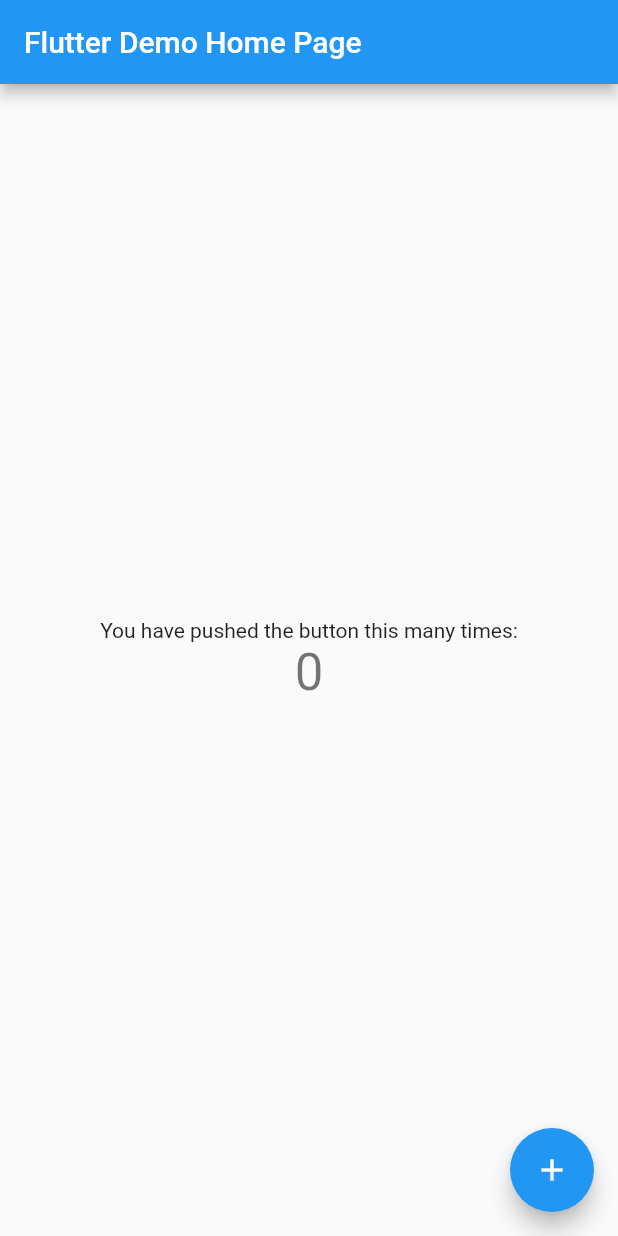
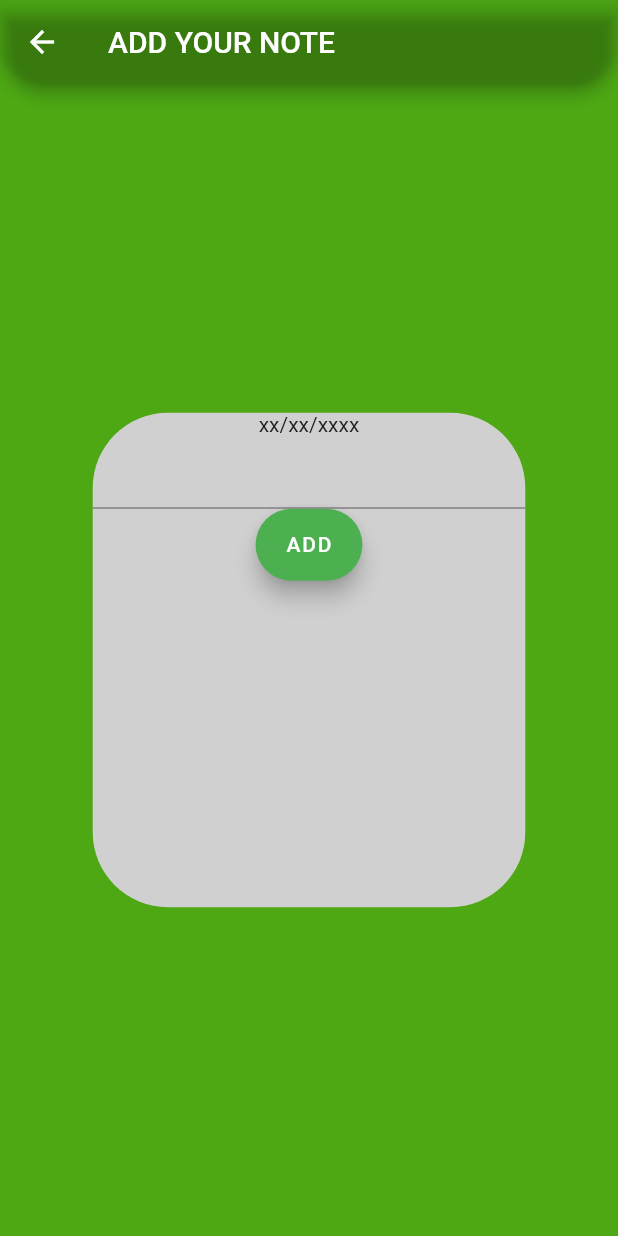
Before and after one commit to anshd258/notes-realm, a Flutter app: the screen it shows after launch, on a phone screen of 412 x 824 dp. Run offline on Flutter 3.47's test engine with Material 2 defaults, Android fonts, the phone set to English and light mode, and no system bars; our stand-ins replace responsive_sizer.

Commit message:
note page

```diff
--- a/lib/main.dart
+++ b/lib/main.dart
@@ -1,4 +1,6 @@
 import 'package:flutter/material.dart';
+import 'package:responsive_sizer/responsive_sizer.dart';
+import 'notepage.dart';
 
 void main() {
   runApp(const MyApp());
@@ -10,6 +12,7 @@
   // This widget is the root of your application.
   @override
   Widget build(BuildContext context) {
+    return ResponsiveSizer(builder: (context, orientation, screenType) {
       return MaterialApp(
           title: 'Flutter Demo',
           theme: ThemeData(
@@ -24,92 +27,7 @@
             // is not restarted.
             primarySwatch: Colors.blue,
           ),
-      home: const MyHomePage(title: 'Flutter Demo Home Page'),
-    );
+          home: page2());
+    });
   }
 }
-
-class MyHomePage extends StatefulWidget {
-  const MyHomePage({super.key, required this.title});
-
-  // This widget is the home page of your application. It is stateful, meaning
-  // that it has a State object (defined below) that contains fields that affect
-  // how it looks.
-
-  // This class is the configuration for the state. It holds the values (in this
-  // case the title) provided by the parent (in this case the App widget) and
-  // used by the build method of the State. Fields in a Widget subclass are
-  // always marked "final".
-
-  final String title;
-
-  @override
-  State<MyHomePage> createState() => _MyHomePageState();
-}
-
-class _MyHomePageState extends State<MyHomePage> {
-  int _counter = 0;
-
-  void _incrementCounter() {
-    setState(() {
-      // This call to setState tells the Flutter framework that something has
-      // changed in this State, which causes it to rerun the build method below
-      // so that the display can reflect the updated values. If we changed
-      // _counter without calling setState(), then the build method would not be
-      // called again, and so nothing would appear to happen.
-      _counter++;
-    });
-  }
-
-  @override
-  Widget build(BuildContext context) {
-    // This method is rerun every time setState is called, for instance as done
-    // by the _incrementCounter method above.
-    //
-    // The Flutter framework has been optimized to make rerunning build methods
-    // fast, so that you can just rebuild anything that needs updating rather
-    // than having to individually change instances of widgets.
-    return Scaffold(
-      appBar: AppBar(
-        // Here we take the value from the MyHomePage object that was created by
-        // the App.build method, and use it to set our appbar title.
-        title: Text(widget.title),
-      ),
-      body: Center(
-        // Center is a layout widget. It takes a single child and positions it
-        // in the middle of the parent.
-        child: Column(
-          // Column is also a layout widget. It takes a list of children and
-          // arranges them vertically. By default, it sizes itself to fit its
-          // children horizontally, and tries to be as tall as its parent.
-          //
-          // Invoke "debug painting" (press "p" in the console, choose the
-          // "Toggle Debug Paint" action from the Flutter Inspector in Android
-          // Studio, or the "Toggle Debug Paint" command in Visual Studio Code)
-          // to see the wireframe for each widget.
-          //
-          // Column has various properties to control how it sizes itself and
-          // how it positions its children. Here we use mainAxisAlignment to
-          // center the children vertically; the main axis here is the vertical
-          // axis because Columns are vertical (the cross axis would be
-          // horizontal).
-          mainAxisAlignment: MainAxisAlignment.center,
-          children: <Widget>[
-            const Text(
-              'You have pushed the button this many times:',
-            ),
-            Text(
-              '$_counter',
-              style: Theme.of(context).textTheme.headline4,
-            ),
-          ],
-        ),
-      ),
-      floatingActionButton: FloatingActionButton(
-        onPressed: _incrementCounter,
-        tooltip: 'Increment',
-        child: const Icon(Icons.add),
-      ), // This trailing comma makes auto-formatting nicer for build methods.
-    );
-  }
-}
--- /dev/null
+++ b/lib/notepage.dart
@@ -0,0 +1,61 @@
+import 'package:flutter/material.dart';
+import 'package:responsive_sizer/responsive_sizer.dart';
+
+class page2 extends StatefulWidget {
+  const page2({super.key});
+
+  @override
+  State<page2> createState() => _page2State();
+
+}
+
+class _page2State extends State<page2> {
+  final TextEditingController _controller = TextEditingController();
+  @override
+  Widget build(BuildContext context) {
+    return Scaffold(
+      backgroundColor: Color.fromARGB(255, 77, 168, 20),
+      appBar: AppBar(
+        leading: BackButton(),
+        title: Text('ADD YOUR NOTE'),
+        shape: RoundedRectangleBorder(
+          borderRadius: BorderRadius.vertical(
+            bottom: Radius.circular(30),
+          ),
+        ),
+        backgroundColor: Colors.transparent,
+      ),
+      body: SafeArea(
+          child: Center(
+        child: Container(
+
+          width:Adaptive.w(70),
+      height: Adaptive.h(40),
+      decoration: BoxDecoration(
+        color: Color.fromARGB(255, 208, 208, 208),
+        borderRadius: BorderRadius.all(Radius.circular(50)),
+
+      ),
+      child: Column(
+        children: <Widget>[
+          Text('xx/xx/xxxx'),
+          TextField(
+            textAlign: TextAlign.center,
+            controller: _controller,
+
+          ),
+
+          FloatingActionButton.extended(onPressed: (){},label:Text("ADD"),backgroundColor: Colors.green,)
+        ],
+      ),
+        ),
+      )),
+    );
+     // ignore: dead_code
+     @override
+  void dispose() {
+    _controller.dispose();
+    super.dispose();
+  }
+  }
+}
--- a/pubspec.yaml
+++ b/pubspec.yaml
@@ -36,6 +36,7 @@
   # The following adds the Cupertino Icons font to your application.
   # Use with the CupertinoIcons class for iOS style icons.
   cupertino_icons: ^1.0.2
+  responsive_sizer: ^3.1.1
 
 dev_dependencies:
   flutter_test:
```
Also changed, not shown: pubspec.lock. Lines whose indentation alone changed are shown as unchanged.
